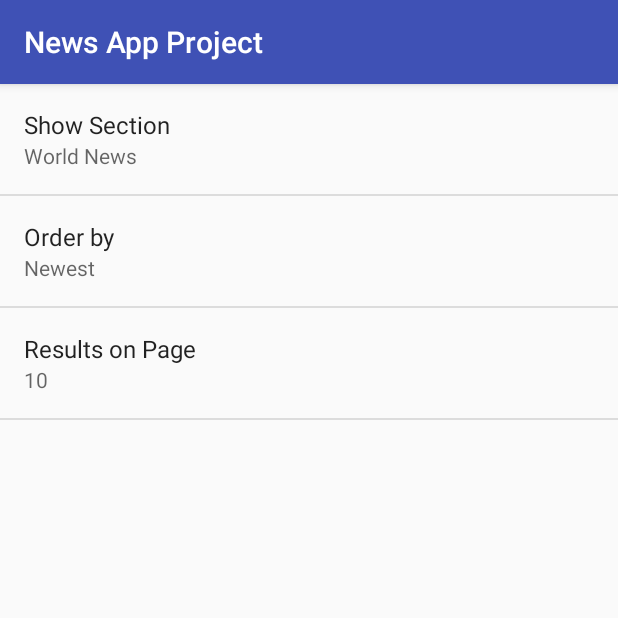
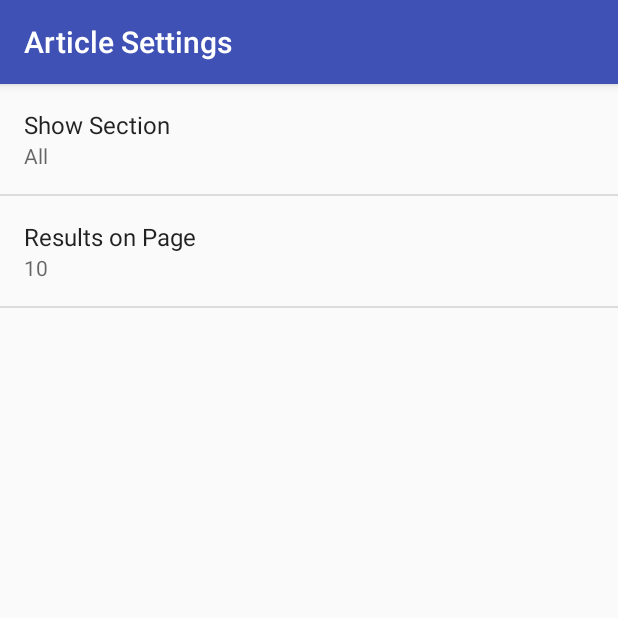
Before and after one commit to SasTomasz/NewsAppProject, an Android app: the screen it shows after launch (SettingsActivity), in the options menu, after a tap on "Settings", on a phone screen of 412 x 824 dp, the top half of it. Run offline under Robolectric (Android 15) with nearby library versions, the phone set to English and light mode, and no system bars.

Commit message:
Final Version

```diff
--- a/app/src/main/AndroidManifest.xml
+++ b/app/src/main/AndroidManifest.xml
@@ -19,7 +19,15 @@
                 <category android:name="android.intent.category.LAUNCHER" />
             </intent-filter>
         </activity>
-        <activity android:name=".SettingsActivity"></activity>
+        <activity android:name=".SettingsActivity"
+            android:label="@string/settings_title"
+            android:screenOrientation="portrait">
+            <meta-data
+                android:name="android.support.PARENT_ACTIVITY"
+                android:value=".MainActivity"/>
+
+
+        </activity>
     </application>
 
 </manifest>
--- a/app/src/main/java/com/example/android/newsappproject/MainActivity.java
+++ b/app/src/main/java/com/example/android/newsappproject/MainActivity.java
@@ -4,12 +4,16 @@ import android.app.LoaderManager;
 import android.content.Context;
 import android.content.Intent;
 import android.content.Loader;
+import android.content.SharedPreferences;
 import android.net.ConnectivityManager;
 import android.net.NetworkInfo;
+import android.net.Uri;
+import android.preference.PreferenceManager;
 import android.support.v7.app.AppCompatActivity;
 import android.os.Bundle;
 import android.support.v7.widget.LinearLayoutManager;
 import android.support.v7.widget.RecyclerView;
+import android.util.Log;
 import android.view.Menu;
 import android.view.MenuItem;
 import android.view.View;
@@ -26,17 +30,16 @@ public class MainActivity extends AppCompatActivity implements LoaderManager.Loa
     private RecyclerView recyclerView;
     private RecyclerAdapter adapter;
     private String apiKey = BuildConfig.THE_GUARDIAN_API_KEY;
-    private String THE_GUARDIAN_DATA = "https://content.guardianapis.com/search?show-fields=byline%2CbodyText&api-key=" + apiKey;
+    private String THE_GUARDIAN_DATA = "https://content.guardianapis.com/search";
     private static final int LOADER_ID = 0;
     private TextView emptyStateView;
     private View loadingIndicator;
     private NetworkInfo networkInfo;
+    private static final String TAG = MainActivity.class.getSimpleName();
 
     @Override
     protected void onStart() {
         super.onStart();
-
-
     }
 
     @Override
@@ -85,8 +88,33 @@ public class MainActivity extends AppCompatActivity implements LoaderManager.Loa
 
     @Override
     public Loader<List<Item>> onCreateLoader(int id, Bundle args) {
+
+        SharedPreferences sharedPreferences = PreferenceManager.getDefaultSharedPreferences(this);
+
+        // get String value from the preferences
+        String showSection = sharedPreferences.getString(getString(R.string.settings_show_section_key),
+                getString(R.string.settings_show_section_default));
+
+        String numberOfResults = sharedPreferences.getString(getString(R.string.settings_results_on_page_key),
+                getString(R.string.settings_results_on_page_default));
+
+        // parse URI with URL
+        Uri baseUri = Uri.parse(THE_GUARDIAN_DATA);
+
+        // prepare the baseUri in order to add query parameter in next step
+        Uri.Builder uriBuilder = baseUri.buildUpon();
+
+        // Append query parameter and its value
+        uriBuilder.appendQueryParameter("page-size", numberOfResults );
+        uriBuilder.appendQueryParameter("show-fields", "byline,bodyText");
+        uriBuilder.appendQueryParameter("api-key", apiKey);
+
+        if(!showSection.equals(getString(R.string.settings_show_all_section_value))) {
+            uriBuilder.appendQueryParameter("section", showSection);
+        }
+
         // create new loader for the given url
-        return new ArticleLoader(this, THE_GUARDIAN_DATA);
+        return new ArticleLoader(this, uriBuilder.toString());
     }
 
     @Override
@@ -116,7 +144,7 @@ public class MainActivity extends AppCompatActivity implements LoaderManager.Loa
     @Override
     // This method initialize the contents of the Activity's options menu.
     public boolean onCreateOptionsMenu(Menu menu) {
-        // Inflate the Options Menu we specified in XML
+        // Inflate the Options Menu specified in XML
         getMenuInflater().inflate(R.menu.main, menu);
         return true;
     }
--- a/app/src/main/java/com/example/android/newsappproject/QueryUtils.java
+++ b/app/src/main/java/com/example/android/newsappproject/QueryUtils.java
@@ -110,7 +110,7 @@ public class QueryUtils {
                 Log.e(TAG, "Error response code: " + urlConnection.getResponseCode());
             }
         } catch (IOException e) {
-            Log.e(TAG, "Problem retrieving the earthquake JSON results.", e);
+            Log.e(TAG, "Problem retrieving the Guardian JSON results.", e);
         } finally {
             if (urlConnection != null) {
                 urlConnection.disconnect();
--- a/app/src/main/java/com/example/android/newsappproject/SettingsActivity.java
+++ b/app/src/main/java/com/example/android/newsappproject/SettingsActivity.java
@@ -26,9 +26,6 @@ public class SettingsActivity extends AppCompatActivity {
 
             Preference showSection = findPreference(getString(R.string.settings_show_section_key));
             bindPreferenceSummaryToValue(showSection);
-
-            Preference orderBy = findPreference(getString(R.string.settings_order_by_key));
-            bindPreferenceSummaryToValue(orderBy);
 
             Preference numberOfResults = findPreference(getString(R.string.settings_results_on_page_key));
             bindPreferenceSummaryToValue(numberOfResults);
--- a/app/src/main/res/values/arrays.xml
+++ b/app/src/main/res/values/arrays.xml
@@ -2,26 +2,16 @@
 <resources>
     <string-array name="settings_show_section_label">
         <item>@string/settings_show_sport_section_label</item>
-        <item>@string/settings_show_world_news_section_label</item>
+        <item>@string/settings_show_all_section_label</item>
         <item>@string/settings_show_fashion_section_label</item>
-        <item>@string/settings_show_recipes_section_label</item>
+        <item>@string/settings_show_travel_section_label</item>
     </string-array>
 
     <string-array name="settings_show_section_value">
         <item>@string/settings_show_sport_section_value</item>
-        <item>@string/settings_show_world_news_section_value</item>
+        <item>@string/settings_show_all_section_value</item>
         <item>@string/settings_show_fashion_section_value</item>
-        <item>@string/settings_show_recipes_section_value</item>
-    </string-array>
-
-    <string-array name="settings_order_by_label">
-        <item>@string/settings_order_by_oldest_label</item>
-        <item>@string/settings_order_by_newest_label</item>
-    </string-array>
-
-    <string-array name="settings_order_by_value">
-        <item>@string/settings_order_by_oldest_value</item>
-        <item>@string/settings_order_by_newest_value</item>
+        <item>@string/settings_show_travel_section_value</item>
     </string-array>
 
 </resources>
--- a/app/src/main/res/values/strings.xml
+++ b/app/src/main/res/values/strings.xml
@@ -14,34 +14,22 @@
     <!-- Strings for Show Section Preference -->
     <string name="settings_show_section_label">Show Section</string>
     <string name="settings_show_section_key" translatable="false">show_section</string>
-    <string name="settings_show_section_default" translatable="false">@string/settings_show_world_news_section_value</string>
-
-    <!-- Strings for Order by Preference -->
-    <string name="settings_order_by_label">Order by</string>
-    <string name="settings_order_by_key" translatable="false">order_by</string>
-    <string name="settings_order_by_default" translatable="false">@string/settings_order_by_newest_value</string>
+    <string name="settings_show_section_default" translatable="false">@string/settings_show_all_section_value</string>
 
     <!-- Label for show sport section -->
     <string name="settings_show_sport_section_label">Sport</string>
     <string name="settings_show_sport_section_value" translatable="false">sport</string>
 
     <!-- Label for show world news section -->
-    <string name="settings_show_world_news_section_label">World News</string>
-    <string name="settings_show_world_news_section_value" translatable="false">world news</string>
+    <string name="settings_show_all_section_label">All</string>
+    <string name="settings_show_all_section_value" translatable="false">all</string>
 
     <!-- Label for show fashion section -->
     <string name="settings_show_fashion_section_label">Fashion</string>
     <string name="settings_show_fashion_section_value" translatable="false">fashion</string>
 
     <!-- Label for show recipes section -->
-    <string name="settings_show_recipes_section_label">Recipes</string>
-    <string name="settings_show_recipes_section_value" translatable="false">recipes</string>
+    <string name="settings_show_travel_section_label">Travel</string>
+    <string name="settings_show_travel_section_value" translatable="false">travel</string>
 
-    <!-- Label for order by oldest -->
-    <string name="settings_order_by_oldest_label">Oldest</string>
-    <string name="settings_order_by_oldest_value" translatable="false">oldest</string>
-
-    <!-- Label for order by newest -->
-    <string name="settings_order_by_newest_label">Newest</string>
-    <string name="settings_order_by_newest_value" translatable="false">newest</string>
 </resources>
--- a/app/src/main/res/xml/settings_main.xml
+++ b/app/src/main/res/xml/settings_main.xml
@@ -9,13 +9,6 @@
         android:entries="@array/settings_show_section_label"
         android:key="@string/settings_show_section_key"/>
 
-    <ListPreference
-        android:defaultValue="@string/settings_order_by_default"
-        android:entryValues="@array/settings_order_by_value"
-        android:title="@string/settings_order_by_label"
-        android:entries="@array/settings_order_by_label"
-        android:key="@string/settings_order_by_key"/>
-
     <EditTextPreference
         android:defaultValue="@string/settings_results_on_page_default"
         android:inputType="numberDecimal"
```
